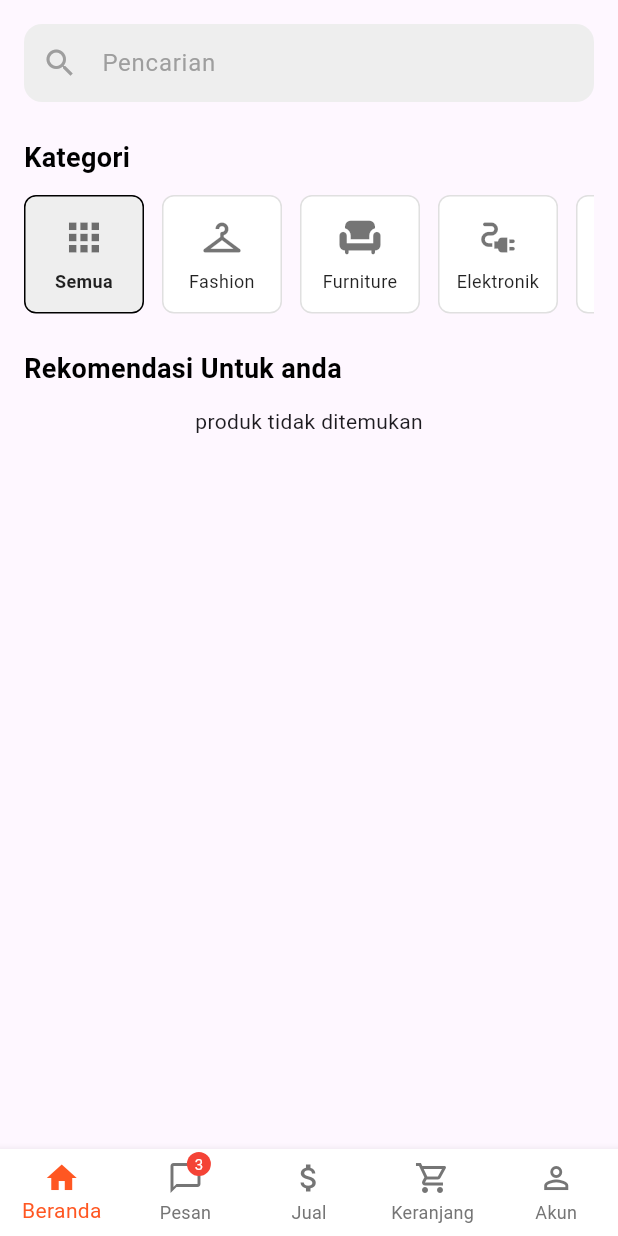
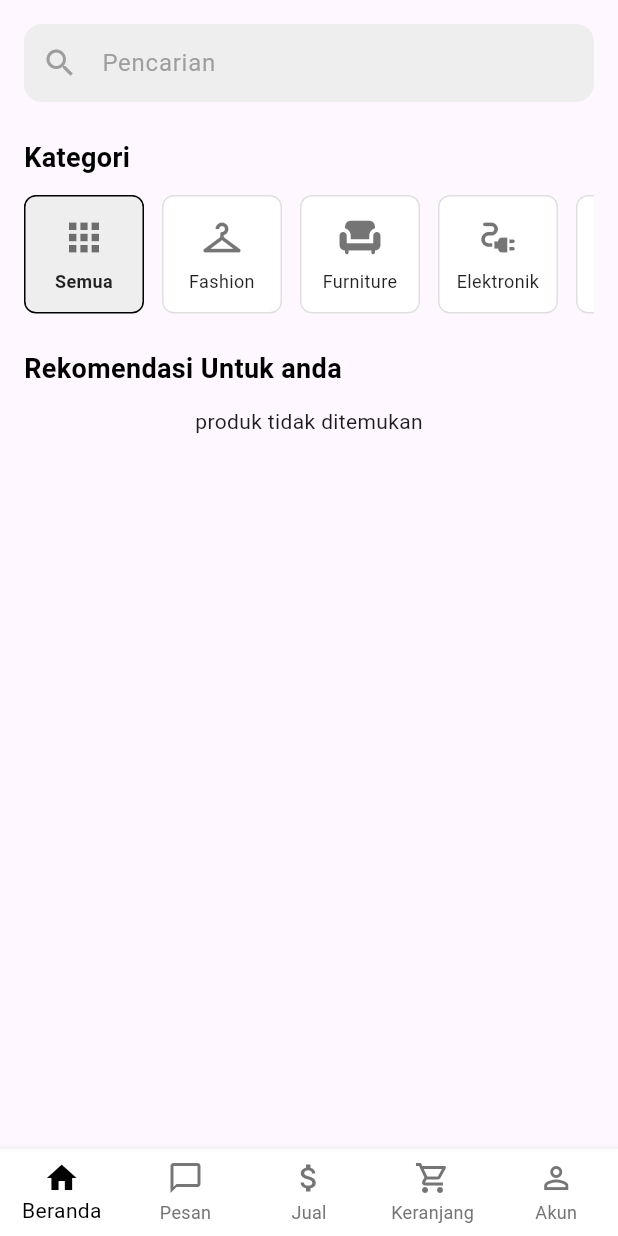
Before and after one commit to tungtungtungtungtungtungsahur/mobile-abp, a Flutter app: the HomeScreen screen opened by its route, on a phone screen of 412 x 824 dp. Run offline on Flutter 3.47's test engine with Material 3 defaults, Android fonts, the phone set to English and light mode, and no system bars; our stand-ins replace cloud_firestore, firebase_auth, firebase_core, firebase_storage, image_picker; missing offline and left inert: google_mlkit_text_recognition; accounts and stored records are empty; Roboto replaces fonts that are missing (Poppins).

Commit message:
Update bottom_navigation_bar.dart

```diff
--- a/lib/components/bottom_navigation_bar.dart
+++ b/lib/components/bottom_navigation_bar.dart
@@ -12,7 +12,8 @@ class CustomBottomNavigationBar extends StatefulWidget {
   });
 
   @override
-  State<CustomBottomNavigationBar> createState() => _CustomBottomNavigationBarState();
+  State<CustomBottomNavigationBar> createState() =>
+      _CustomBottomNavigationBarState();
 }
 
 class _CustomBottomNavigationBarState extends State<CustomBottomNavigationBar> {
@@ -37,33 +38,33 @@ class _CustomBottomNavigationBarState extends State<CustomBottomNavigationBar> {
     return BottomNavigationBar(
       items: <BottomNavigationBarItem>[
         const BottomNavigationBarItem(
-          icon: Icon(Icons.home_outlined),
-          activeIcon: Icon(Icons.home),
+          icon: const Icon(Icons.home_outlined),
+          activeIcon: const Icon(Icons.home),
           label: 'Beranda',
         ),
-        BottomNavigationBarItem(
-          icon: _buildIconWithBadge(Icons.chat_bubble_outline, 3),
-          activeIcon: _buildIconWithBadge(Icons.chat_bubble_outline, 3),
+        const BottomNavigationBarItem(
+          icon: const Icon(Icons.chat_bubble_outline),
+          activeIcon: const Icon(Icons.chat_bubble_outline),
           label: 'Pesan',
         ),
         const BottomNavigationBarItem(
-          icon: Icon(Icons.attach_money_outlined),
-          activeIcon: Icon(Icons.attach_money),
+          icon: const Icon(Icons.attach_money_outlined),
+          activeIcon: const Icon(Icons.attach_money),
           label: 'Jual',
         ),
-        BottomNavigationBarItem(
-          icon: _buildIconWithBadge(Icons.shopping_cart_outlined, _cartCount),
-          activeIcon: _buildIconWithBadge(Icons.shopping_cart, _cartCount),
+        const BottomNavigationBarItem(
+          icon: const Icon(Icons.shopping_cart_outlined),
+          activeIcon: const Icon(Icons.shopping_cart),
           label: 'Keranjang',
         ),
         const BottomNavigationBarItem(
-          icon: Icon(Icons.person_outline),
-          activeIcon: Icon(Icons.person),
+          icon: const Icon(Icons.person_outline),
+          activeIcon: const Icon(Icons.person),
           label: 'Akun',
         ),
       ],
       currentIndex: widget.selectedIndex,
-      selectedItemColor: Colors.deepOrange,
+      selectedItemColor: Colors.black,
       unselectedItemColor: Colors.grey[600],
       onTap: widget.onItemTapped,
       type: BottomNavigationBarType.fixed,
```
